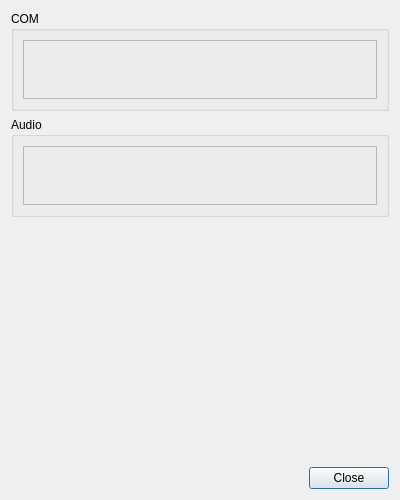
Above: src/blackgui/components/cockpitcomaudiodialog.ui from swift-project/pilotclient before the change. Below: the same form after it.
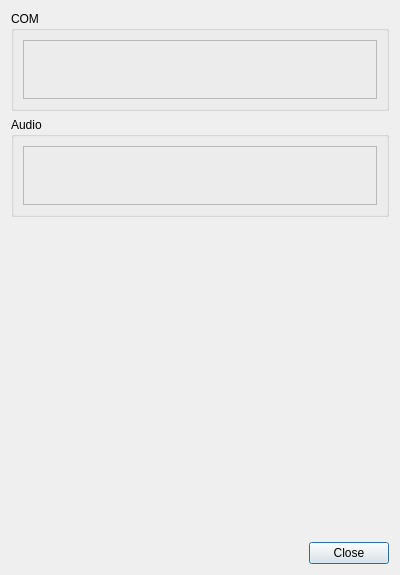
That is the form after the change. Custom widgets are drawn as their Qt base class.

Commit message: Unified how settings are read in audio context

The edit to the form file:
```diff
--- a/src/blackgui/components/cockpitcomaudiodialog.ui
+++ b/src/blackgui/components/cockpitcomaudiodialog.ui
@@ -7,7 +7,7 @@
     <x>0</x>
     <y>0</y>
     <width>400</width>
-    <height>500</height>
+    <height>575</height>
    </rect>
   </property>
   <property name="minimumSize">
```
The commit also changes 2 other files.
